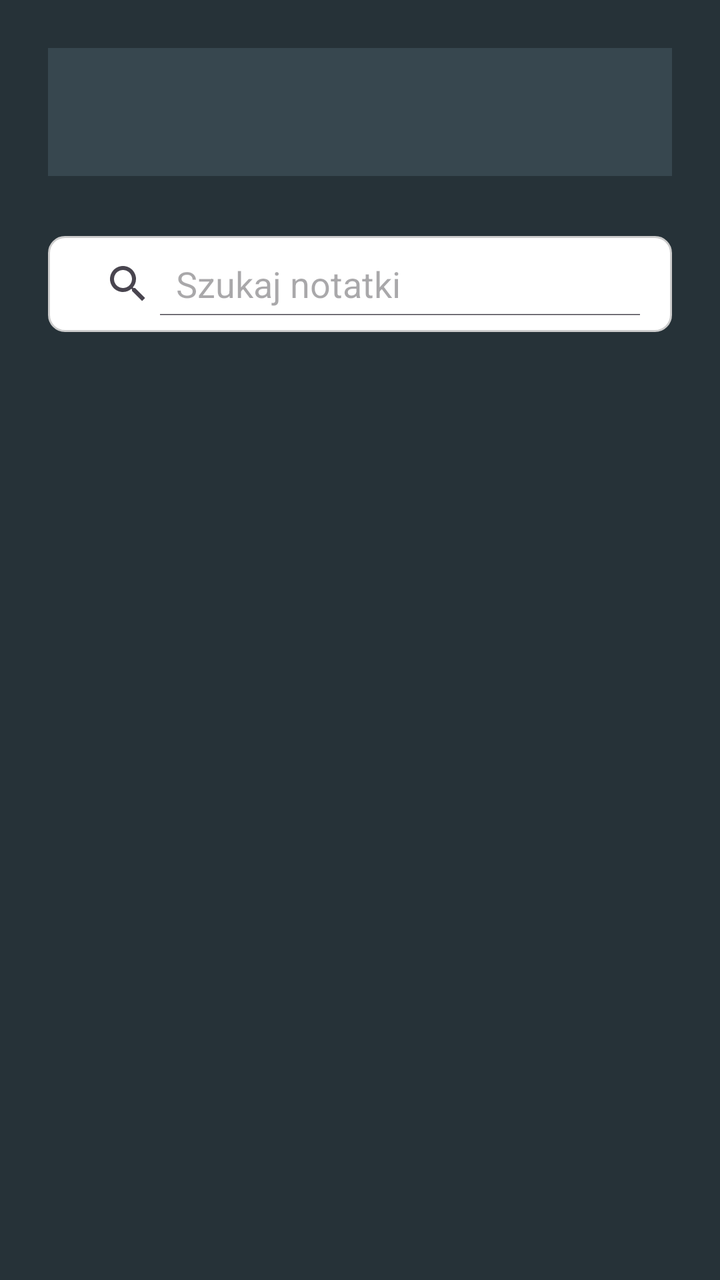
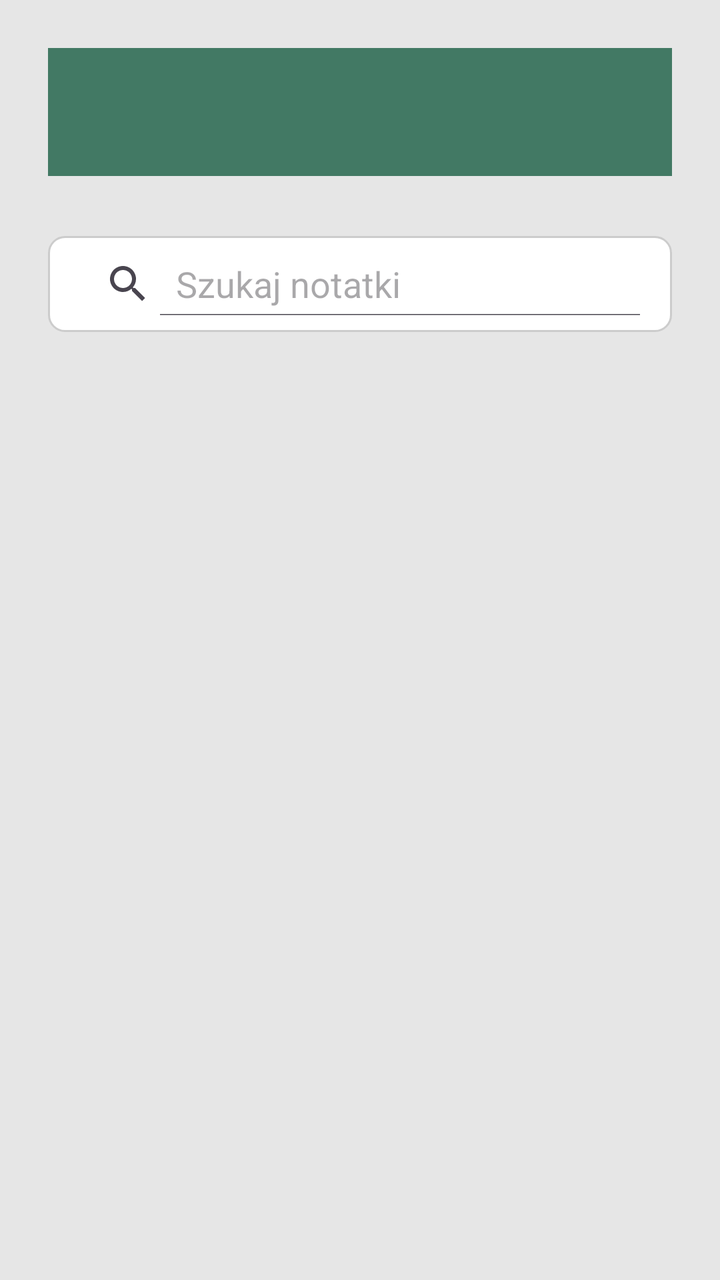

An Android layout rendered at two revisions. The XML below is the earlier revision; the diff shows what the commit changed to produce the second picture.
<!-- AndroidManifest.xml: application theme Theme.GigaNotatnik -->
<!-- res/layout/activity_history.xml -->
<LinearLayout xmlns:android="http://schemas.android.com/apk/res/android"
    android:orientation="vertical"
    android:layout_width="match_parent"
    android:layout_height="match_parent"
    android:background="#263238"
    android:padding="24dp">

    
    <androidx.appcompat.widget.Toolbar
        android:id="@+id/mainToolbar"
        android:layout_width="match_parent"
        android:layout_height="?attr/actionBarSize"
        android:background="#37474F"
        android:title="@string/app_name"
        android:titleTextColor="#FFFFFF"
        android:layout_marginBottom="30dp"
        android:theme="@style/ThemeOverlay.AppCompat.Dark.ActionBar" />

    
    <SearchView
        android:id="@+id/searchView"
        style="@style/AppSearchView"
        android:layout_marginBottom="16dp"
        android:layout_width="match_parent"
        android:layout_height="wrap_content" />

    
    <androidx.recyclerview.widget.RecyclerView
        android:id="@+id/unifiedRecyclerView"
        android:layout_width="match_parent"
        android:layout_height="0dp"
        android:layout_weight="1"
        android:layout_marginBottom="12dp" />

</LinearLayout>
<!-- resources referenced by this layout -->
<resources>
  <string name="app_name">GigaNotatnik</string>
  <style name="AppSearchView" parent="Widget.AppCompat.SearchView">
          <item name="android:queryHint">@string/search_notes</item>
          <item name="android:iconifiedByDefault">false</item>
          <item name="android:textColor">@color/search_text_black</item>
          <item name="android:textColorHint">?attr/colorPrimary</item>
          <item name="android:background">@drawable/edittext_background</item>
      </style>
  <style name="Theme.GigaNotatnik" parent="Theme.Material3.DayNight.NoActionBar">
          <item name="android:windowBackground">@color/background</item>
          <item name="colorPrimary">@color/primary</item>
          <item name="colorPrimaryVariant">@color/primaryVariant</item>
          <item name="colorSecondary">@color/primary_teal</item>
          <item name="colorAccent">@color/accent</item>
          <item name="colorSurface">@color/surface</item>
          <item name="colorOnSurface">@color/textPrimary</item>
          <item name="colorOnPrimary">@color/text_on_button</item>
      </style>
  <string name="search_notes">Szukaj notatki</string>
  <color name="search_text_black">#000000</color>
  <!-- drawable edittext_background (drawable) -->
  <?xml version="1.0" encoding="utf-8"?>
  <shape xmlns:android="http://schemas.android.com/apk/res/android"
      android:shape="rectangle">
      <solid android:color="#FFFFFF" />
      <stroke android:width="1dp" android:color="#CCCCCC" />
      <corners android:radius="8dp" />
      <padding android:left="8dp" android:top="8dp" android:right="8dp" android:bottom="8dp" />
  </shape>
  <color name="background">#E0E0E0</color>
  <color name="primary">#3A7F74</color>
  <color name="primaryVariant">#00BFFF</color>
  <color name="primary_teal">#2F6F63</color>
  <color name="accent">#00D4FF</color>
  <color name="surface">#1E1E1E</color>
  <color name="textPrimary">#111111</color>
  <color name="text_on_button">#FFFFFF</color>
</resources>

<!-- the commit's change to res/layout/activity_history.xml (unified diff, before → after) -->
@@ -1,8 +1,9 @@
+<?xml version="1.0" encoding="utf-8"?>
 <LinearLayout xmlns:android="http://schemas.android.com/apk/res/android"
     android:orientation="vertical"
     android:layout_width="match_parent"
     android:layout_height="match_parent"
-    android:background="#263238"
+    android:background="@color/background"
     android:padding="24dp">
 
     
@@ -10,9 +11,9 @@
         android:id="@+id/mainToolbar"
         android:layout_width="match_parent"
         android:layout_height="?attr/actionBarSize"
-        android:background="#37474F"
+        android:background="@color/primaryVariant"
         android:title="@string/app_name"
-        android:titleTextColor="#FFFFFF"
+        android:titleTextColor="@color/textPrimary"
         android:layout_marginBottom="30dp"
         android:theme="@style/ThemeOverlay.AppCompat.Dark.ActionBar" />
 
<!-- resource entries referenced after the edit -->
@@ -10,6 +10,7 @@
       </style>
   <style name="Theme.GigaNotatnik" parent="Theme.Material3.DayNight.NoActionBar">
           <item name="android:windowBackground">@color/background</item>
+          <item name="android:statusBarColor">@color/statusBarColor</item>
           <item name="colorPrimary">@color/primary</item>
           <item name="colorPrimaryVariant">@color/primaryVariant</item>
           <item name="colorSecondary">@color/primary_teal</item>
@@ -17,6 +18,7 @@
           <item name="colorSurface">@color/surface</item>
           <item name="colorOnSurface">@color/textPrimary</item>
           <item name="colorOnPrimary">@color/text_on_button</item>
+  
       </style>
   <string name="search_notes">Szukaj notatki</string>
   <color name="search_text_black">#000000</color>
@@ -29,13 +31,14 @@
       <corners android:radius="8dp" />
       <padding android:left="8dp" android:top="8dp" android:right="8dp" android:bottom="8dp" />
   </shape>
-  <color name="background">#E0E0E0</color>
+  <color name="statusBarColor">#3A7F74</color>
+  <color name="background">#e6e6e6</color>
   <color name="primary">#3A7F74</color>
-  <color name="primaryVariant">#00BFFF</color>
+  <color name="primaryVariant">#427964</color>
   <color name="primary_teal">#2F6F63</color>
   <color name="accent">#00D4FF</color>
-  <color name="surface">#1E1E1E</color>
+  <color name="surface">#FFFFFF</color>
   <color name="textPrimary">#111111</color>
-  <color name="text_on_button">#FFFFFF</color>
+  <color name="text_on_button">#347f78</color>
 </resources>
 
